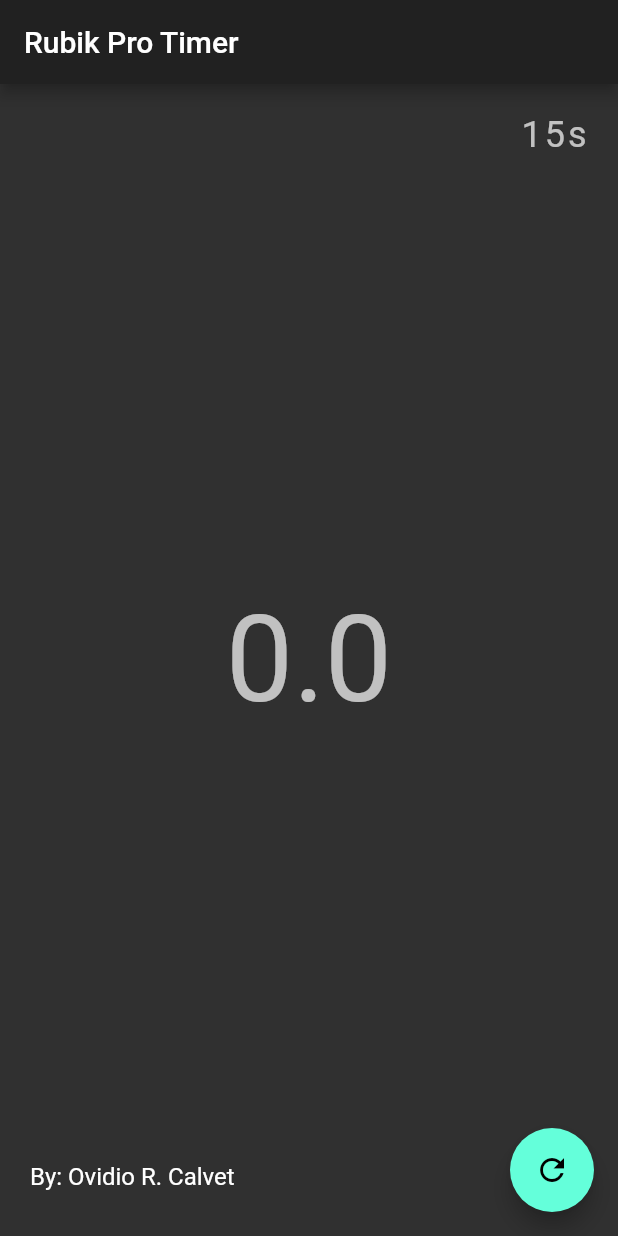
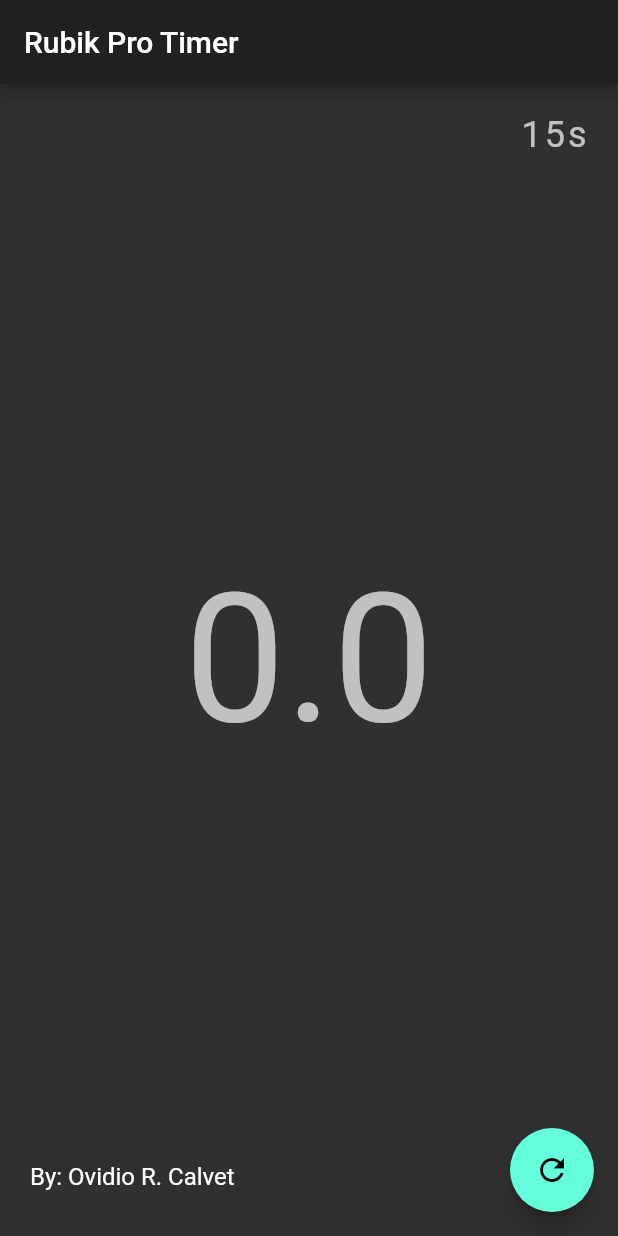
Before and after one commit to ocalvet/rubik_timer, a Flutter app: the screen it shows after launch, on a phone screen of 412 x 824 dp. Run offline on Flutter 3.47's test engine with Material 2 defaults, Android fonts, the phone set to English and light mode, and no system bars.

Commit message:
Increase font

```diff
--- a/lib/main.dart
+++ b/lib/main.dart
@@ -77,7 +77,7 @@ class _MyHomePageState extends State<MyHomePage> {
                   style: Theme.of(context)
                       .textTheme
                       .display1
-                      .copyWith(fontSize: 80),
+                      .copyWith(fontSize: 120),
                 ),
               ),
               Positioned(
```
